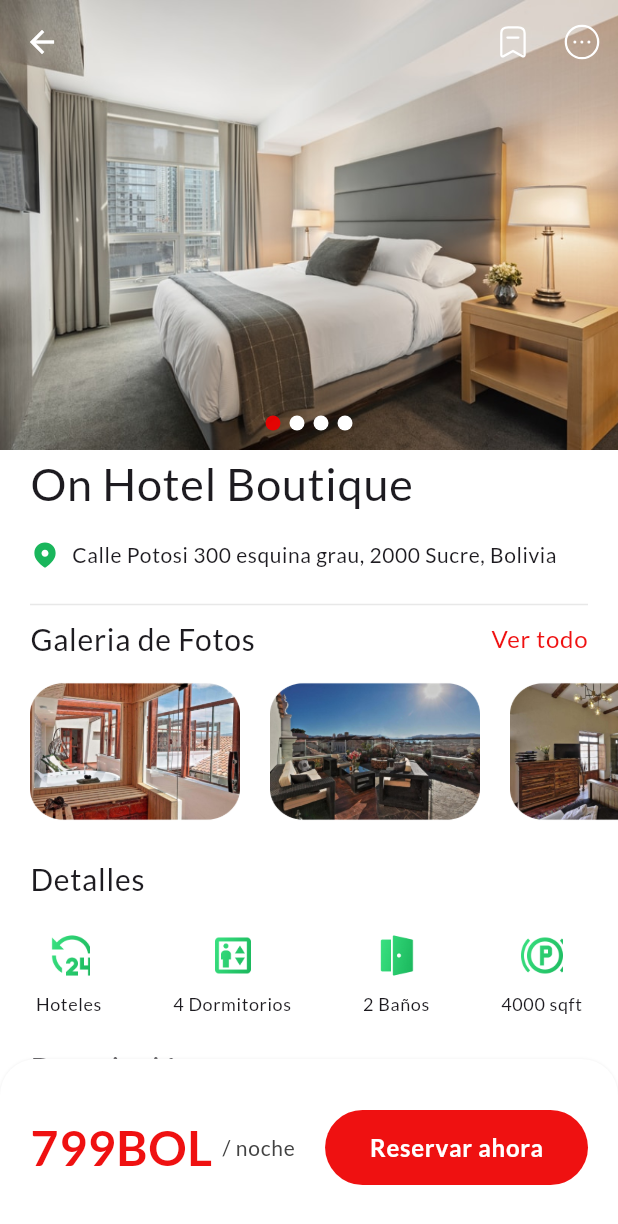
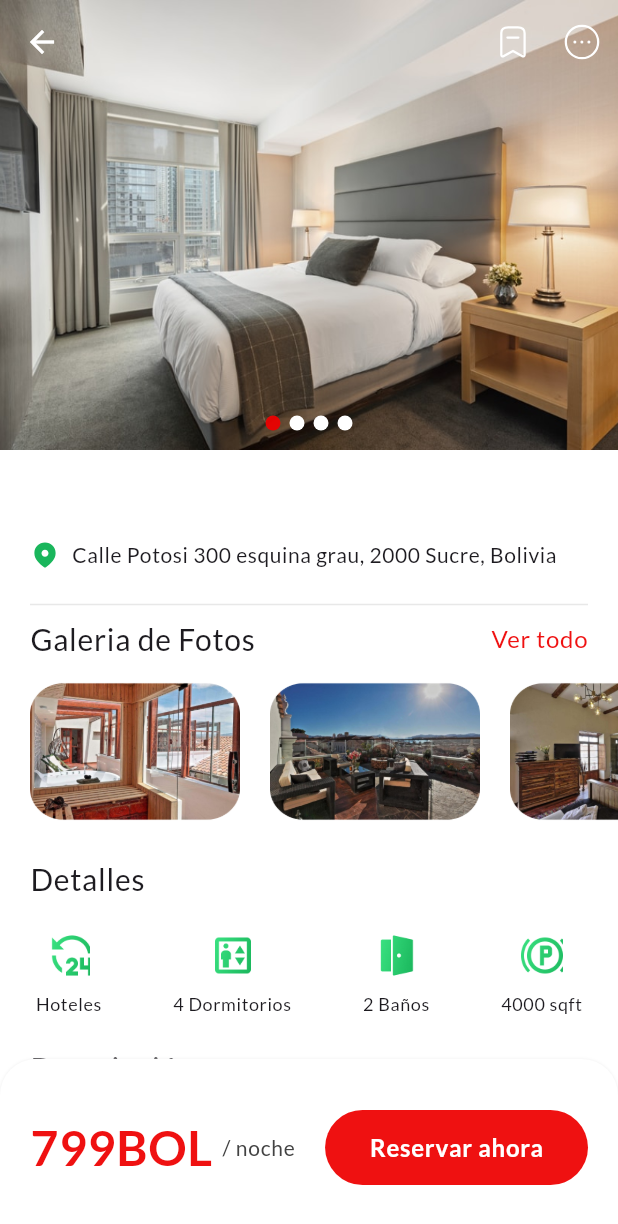
Before and after one commit to RodrigoRosario345/SUCRE-HOTELES, a Flutter app: the HotelDetailScreen screen opened directly with empty values, on a phone screen of 412 x 824 dp. Shown: the top 1224 px of the screen. Run offline on Flutter 3.47's test engine with Material 3 defaults, Android fonts, the light colour scheme and no system bars; our stand-ins replace firebase_auth, firebase_core, firebase_database, flutter_easyloading, flutter_svg, get and 6 more; accounts and stored records are empty; project files that could hold a hidden picture were left out.

```diff
--- a/Helia-Hotel/lib/view/search/hotel_detail_screen.dart
+++ b/Helia-Hotel/lib/view/search/hotel_detail_screen.dart
@@ -117,7 +117,7 @@ class _HotelDetailScreenState extends State<HotelDetailScreen> {
                       Padding(
                         padding: const EdgeInsets.only(left: 20, right: 20),
                         child: Text(
-                          "On Hotel Boutique",
+                          widget.hotel.nombre, // nombre del hotel
                           style:
                               Theme.of(context).textTheme.bodyLarge!.copyWith(
                                     fontSize: 30,
```
